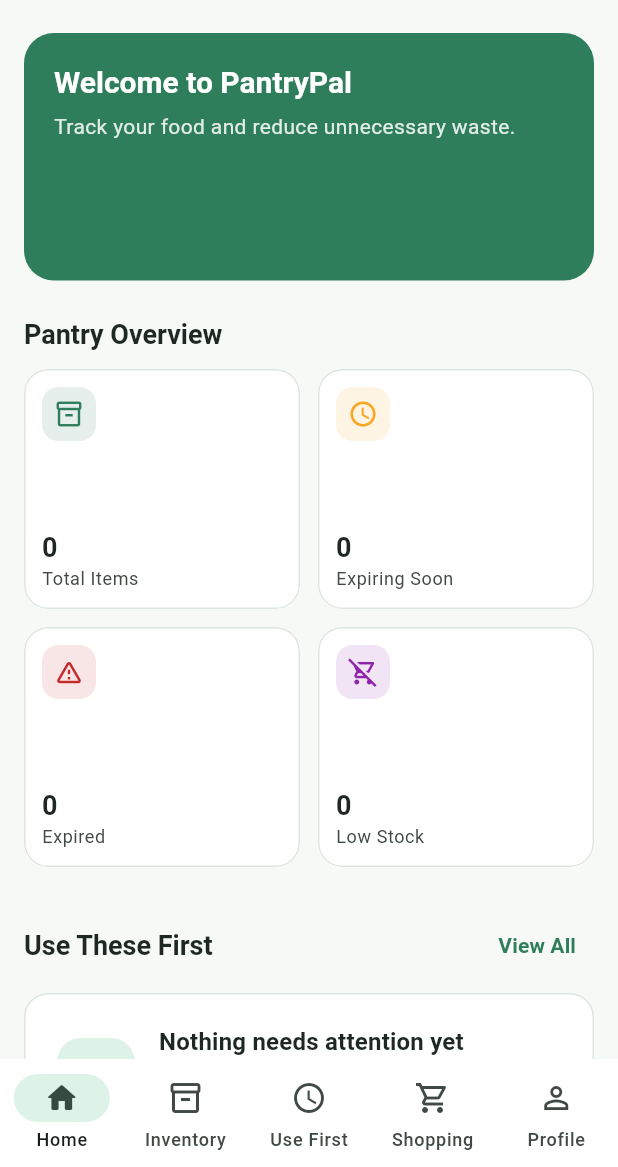
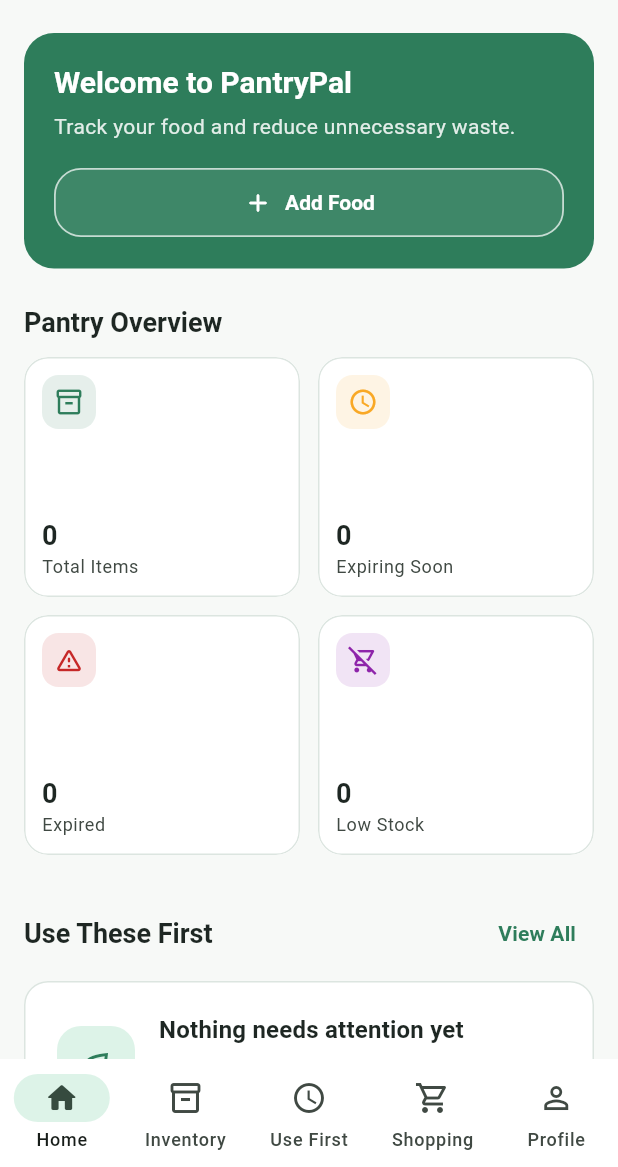
Before and after one commit to tommyt1321/flutter_application_final_project, a Flutter app: the screen it shows once a user with an empty profile is signed in, on a phone screen of 412 x 824 dp, the part 69-1236 px from its top. Run offline on Flutter 3.47's test engine with Material 3 defaults, Android fonts, the phone set to English and light mode, and no system bars; our stand-ins replace firebase_auth, firebase_core, hive_ce, hive_ce_flutter; accounts and stored records are empty; statements that could not run were skipped.

Commit message:
Add PantryPal Android launcher icon and fix dashboard blank bug

```diff
--- a/lib/screens/dashboard/dashboard_screen.dart
+++ b/lib/screens/dashboard/dashboard_screen.dart
@@ -144,14 +144,12 @@
                           icon: Icons.warning_amber_rounded,
                           color: AppColors.expired,
                         ),
-                        GestureDetector(
+                        DashboardSummaryCard(
+                          title: 'Low Stock',
+                          value: lowStockCount.toString(),
+                          icon: Icons.remove_shopping_cart_outlined,
+                          color: AppColors.lowStock,
                           onTap: lowStockCount > 0 ? onOpenInventory : null,
-                          child: DashboardSummaryCard(
-                            title: 'Low Stock',
-                            value: lowStockCount.toString(),
-                            icon: Icons.remove_shopping_cart_outlined,
-                            color: AppColors.lowStock,
-                          ),
                         ),
                       ],
                     ),
@@ -309,15 +307,14 @@
 
           if (isNarrow) {
             return Column(
+              mainAxisSize: MainAxisSize.min,
               crossAxisAlignment: CrossAxisAlignment.start,
               children: [
                 const _WelcomeText(),
-                const SizedBox(height: 20),
-                AppButton(
-                  text: 'Add Food',
-                  icon: Icons.add,
-                  isOutlined: true,
-                  onPressed: onAddFood,
+                const SizedBox(height: 16),
+                SizedBox(
+                  width: double.infinity,
+                  child: _DashboardAddFoodButton(onPressed: onAddFood),
                 ),
               ],
             );
@@ -328,17 +325,39 @@
               const Expanded(child: _WelcomeText()),
               const SizedBox(width: 20),
               SizedBox(
-                width: 200,
-                child: AppButton(
-                  text: 'Add Food',
-                  icon: Icons.add,
-                  isOutlined: true,
-                  onPressed: onAddFood,
-                ),
+                width: 190,
+                child: _DashboardAddFoodButton(onPressed: onAddFood),
               ),
             ],
           );
         },
+      ),
+    );
+  }
+}
+
+class _DashboardAddFoodButton extends StatelessWidget {
+  const _DashboardAddFoodButton({required this.onPressed});
+
+  final VoidCallback onPressed;
+
+  @override
+  Widget build(BuildContext context) {
+    return OutlinedButton.icon(
+      key: const Key('dashboard_add_food_button'),
+      onPressed: onPressed,
+      style: OutlinedButton.styleFrom(
+        foregroundColor: Colors.white,
+        backgroundColor: Colors.white.withAlpha(20),
+        side: const BorderSide(color: Colors.white70, width: 1.2),
+        padding: const EdgeInsets.symmetric(horizontal: 18, vertical: 12),
+        minimumSize: const Size(0, 46),
+        shape: RoundedRectangleBorder(borderRadius: BorderRadius.circular(18)),
+      ),
+      icon: const Icon(Icons.add_rounded, size: 20),
+      label: const Text(
+        'Add Food',
+        style: TextStyle(fontWeight: FontWeight.w600),
       ),
     );
   }
```
Also changed, not shown: 5 other files.
